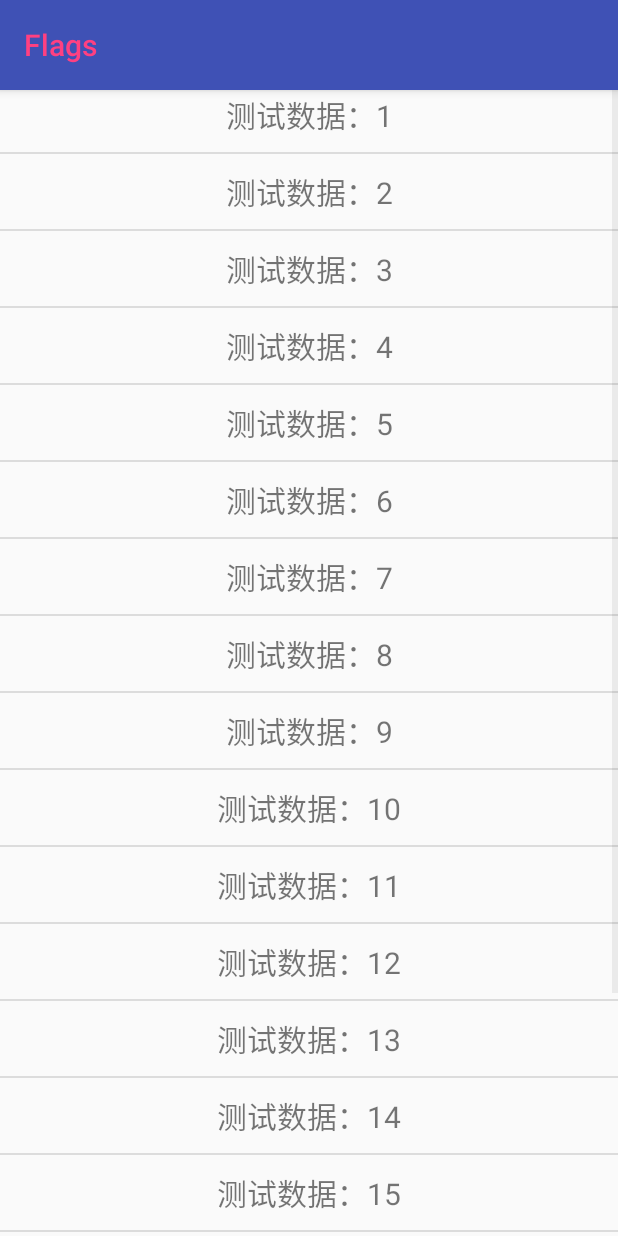
After one commit to authorRen/DailyWork, an Android app: the DiscoveryActivity screen opened directly, with no data from a screen before it, on a phone screen of 412 x 824 dp. The commit adds this screen. Run offline under Robolectric (Android 15) with nearby library versions, the phone set to English and light mode, and no system bars.

Commit message:
[功能] BaseListAdapter封装

```diff
--- a/app/src/main/AndroidManifest.xml
+++ b/app/src/main/AndroidManifest.xml
@@ -20,8 +20,10 @@
         <activity android:name=".compant.SpannedActivity" />
         <activity
             android:name=".compant.ToolbarActivity"
-            android:theme="@style/AppTheme.NoActionBar"
-            ></activity>
+            android:theme="@style/AppTheme.NoActionBar" />
+        <activity
+            android:name=".compant.DiscoveryActivity"
+            android:theme="@style/AppTheme.NoActionBar"/>
     </application>
 
 </manifest>
--- /dev/null
+++ b/app/src/main/java/com/caiyi/dailywork/adapter/BaseListAdapter.java
@@ -0,0 +1,89 @@
+package com.caiyi.dailywork.adapter;
+
+import android.content.Context;
+import android.view.LayoutInflater;
+import android.widget.BaseAdapter;
+
+import java.util.ArrayList;
+import java.util.List;
+
+/**
+ * 基本List类型的Adapter
+ *
+ * Created by RZQ on 2017/4/20.
+ */
+
+public abstract class BaseListAdapter<T> extends BaseAdapter {
+    /** LayoutInflater */
+    private LayoutInflater mInflater;
+    /** 数据 */
+    private ArrayList<T> mDatas = new ArrayList<>();
+
+    /**
+     * Custructor
+     *
+     * @param inflater
+     *              LayoutInflater
+     */
+    public BaseListAdapter(LayoutInflater inflater) {
+        this.mInflater = inflater;
+    }
+
+    /**
+     * 更新数据
+     *
+     * @param datas
+     *              数据
+     * @param isAdd
+     *              true 添加到末尾 false 覆盖
+     */
+    public void updateData(List<T> datas, boolean isAdd) {
+        if (datas == null) {
+            return;
+        }
+        if (!isAdd) {
+            mDatas.clear();
+        }
+        mDatas.addAll(datas);
+        notifyDataSetChanged();
+    }
+
+    @Override
+    public int getCount() {
+        return mDatas.size();
+    }
+
+    @Override
+    public Object getItem(int position) {
+        return mDatas.get(position);
+    }
+
+    @Override
+    public long getItemId(int position) {
+        return position;
+    }
+
+    /**
+     *
+     * @return LayoutInflater
+     */
+    public LayoutInflater getmInflater() {
+        return mInflater;
+    }
+
+    /**
+     * @return Context
+     **/
+    public Context getContext() {
+        return mInflater == null ? null : mInflater.getContext();
+    }
+
+    /**
+     * @return 获取所有数据
+     **/
+    public ArrayList<T> getAllDatas() {
+        return mDatas;
+    }
+
+
+}
--- /dev/null
+++ b/app/src/main/java/com/caiyi/dailywork/adapter/DiscoveryListAdapter.java
@@ -0,0 +1,41 @@
+package com.caiyi.dailywork.adapter;
+
+import android.content.Context;
+import android.view.LayoutInflater;
+import android.view.View;
+import android.view.ViewGroup;
+import android.widget.TextView;
+
+import com.caiyi.dailywork.R;
+
+/**
+ * Created by RZQ on 2017/4/20.
+ */
+
+public class DiscoveryListAdapter extends BaseListAdapter<String> {
+
+    private final Context mContext;
+    /**
+     * Custructor
+     *
+     * @param inflater LayoutInflater
+     */
+    public DiscoveryListAdapter(LayoutInflater inflater) {
+        super(inflater);
+        mContext = getContext();
+    }
+
+    @Override
+    public View getView(int position, View convertView, ViewGroup viewGroup) {
+        if (convertView == null) {
+            convertView = LayoutInflater.from(mContext).inflate(R.layout.simple_list_item, viewGroup, false);
+        }
+        TextView textView = ViewHolder.get(convertView, R.id.tv_item);
+
+        final String text = getAllDatas().get(position);
+        if (text != null) {
+            textView.setText(text);
+        }
+        return convertView;
+    }
+}
--- /dev/null
+++ b/app/src/main/java/com/caiyi/dailywork/adapter/ViewHolder.java
@@ -0,0 +1,50 @@
+package com.caiyi.dailywork.adapter;
+
+import android.text.Spannable;
+import android.util.SparseArray;
+import android.view.View;
+
+/**
+ * Created by RZQ on 2017/4/20.
+ */
+
+public class ViewHolder {
+    /** Constructor */
+    private ViewHolder() {}
+
+    /**
+     *
+     * 在adapter 的getView()方法中可以直接以如下方式使用：
+     *
+     * <pre>
+     * if (convertView == null) {
+     *     convertView = LayoutInflater.from(context).inflate(R.layout.list_test, parent, false);
+     * }
+     *
+     * ImageView ivLogo = ViewHolder.get(convertView, R.id.logo);
+     *   ...
+     * </pre>
+     *
+     * @param view
+     *            convertView
+     * @param resId
+     *            资源id
+     * @param <T>
+     *            resId对应的View
+     * @return resId对应的View
+     */
+    @SuppressWarnings("unchecked")
+    public static <T extends View> T get(View view, int resId) {
+        SparseArray<View> viewHolder = (SparseArray<View>) view.getTag();
+        if (viewHolder == null) {
+            viewHolder = new SparseArray<>();
+            view.setTag(viewHolder);
+        }
+        View childView = viewHolder.get(resId);
+        if (childView == null) {
+            childView = view.findViewById(resId);
+            viewHolder.put(resId, childView);
+        }
+        return (T) childView;
+    }
+}
--- /dev/null
+++ b/app/src/main/java/com/caiyi/dailywork/compant/DiscoveryActivity.java
@@ -0,0 +1,59 @@
+package com.caiyi.dailywork.compant;
+
+import android.support.v7.app.AppCompatActivity;
+import android.os.Bundle;
+import android.view.View;
+import android.widget.AdapterView;
+import android.widget.ArrayAdapter;
+import android.widget.ListView;
+
+import com.caiyi.dailywork.R;
+import com.caiyi.dailywork.adapter.DiscoveryListAdapter;
+
+import java.util.ArrayList;
+import java.util.List;
+
+public class DiscoveryActivity extends BaseActivity {
+
+    private ListView mListView;
+
+    private DiscoveryListAdapter adapter;
+
+    @Override
+    protected void onCreate(Bundle savedInstanceState) {
+        super.onCreate(savedInstanceState);
+        setContentView(R.layout.activity_discovery);
+
+        initView();
+
+        initAdapterData();
+    }
+
+    private void initAdapterData() {
+        adapter.updateData(initData(), true);
+    }
+
+    private List<String> initData() {
+        List<String> data = new ArrayList<String>();
+        for (int i = 0; i < 20; i++) {
+            data.add("测试数据：" + i);
+        }
+        return data;
+    }
+
+    private void initView() {
+        mListView = ((ListView) findViewById(R.id.lv_discovery));
+//        ArrayAdapter<String> adapter = new ArrayAdapter<String>(this, R.layout.simple_list_item, initData());
+        adapter = new DiscoveryListAdapter(this.getLayoutInflater());
+        mListView.setAdapter(adapter);
+
+        mListView.setOnItemClickListener(new AdapterView.OnItemClickListener() {
+            @Override
+            public void onItemClick(AdapterView<?> parent, View view, int position, long id) {
+                showToast(initData().get(position));
+            }
+        });
+    }
+
+
+}
--- a/app/src/main/java/com/caiyi/dailywork/compant/MainActivity.java
+++ b/app/src/main/java/com/caiyi/dailywork/compant/MainActivity.java
@@ -13,7 +13,6 @@ import com.caiyi.dailywork.R;
 public class MainActivity extends BaseActivity implements View.OnClickListener{
 
     private TextView tvResolution;
-    private Button btnPress;
     /** 获取手机屏幕分辨率相关类*/
     private DisplayMetrics dm;
 
@@ -23,16 +22,13 @@ public class MainActivity extends BaseActivity implements View.OnClickListener{
         setContentView(R.layout.activity_main);
         initView();
 
-        setViewClickListeners(R.id.btn_span, R.id.btn_toolbar);
+        setViewClickListeners(R.id.btn_press, R.id.btn_span, R.id.btn_toolbar, R.id.btn_floating, R.id.btn_discovery);
 
     }
 
     private void initView() {
         tvResolution = (TextView) findViewById(R.id.tv_resolution);
-        btnPress = (Button) findViewById(R.id.btn_press);
-        btnPress.setOnClickListener(this);
 
-        findViewById(R.id.btn_floating).setOnClickListener(this);
     }
 
     @Override
@@ -49,6 +45,9 @@ public class MainActivity extends BaseActivity implements View.OnClickListener{
                 break;
             case R.id.btn_toolbar:
                 openActivity(ToolbarActivity.class);
+                break;
+            case R.id.btn_discovery:
+                openActivity(DiscoveryActivity.class);
                 break;
             default:
                 break;
--- /dev/null
+++ b/app/src/main/res/layout/activity_discovery.xml
@@ -0,0 +1,33 @@
+<?xml version="1.0" encoding="utf-8"?>
+<!--最外层是支持嵌套滑动的CoordinatorLayout-->
+<android.support.design.widget.CoordinatorLayout xmlns:android="http://schemas.android.com/apk/res/android"
+    android:layout_width="match_parent"
+    android:layout_height="match_parent"
+    xmlns:app="http://schemas.android.com/apk/res-auto"
+    android:orientation="vertical">
+
+    <android.support.design.widget.AppBarLayout
+        android:id="@+id/appbar"
+        android:layout_width="match_parent"
+        android:layout_height="wrap_content">
+
+        <android.support.v7.widget.Toolbar
+            android:layout_width="match_parent"
+            android:layout_height="60dp"
+            app:titleTextColor="@color/colorAccent"
+            app:title="Flags"
+            app:layout_scrollFlags="scroll|enterAlways">
+
+        </android.support.v7.widget.Toolbar>
+
+    </android.support.design.widget.AppBarLayout>
+
+    <ListView
+        android:id="@+id/lv_discovery"
+        android:layout_width="match_parent"
+        android:layout_height="match_parent">
+    </ListView>
+
+
+
+</android.support.design.widget.CoordinatorLayout>
--- a/app/src/main/res/layout/activity_main.xml
+++ b/app/src/main/res/layout/activity_main.xml
@@ -42,5 +42,11 @@
         android:layout_width="match_parent"
         android:layout_height="wrap_content" />
 
+    <Button
+        android:id="@+id/btn_discovery"
+        android:text="发现"
+        android:layout_width="match_parent"
+        android:layout_height="wrap_content" />
+
 
 </LinearLayout>
--- /dev/null
+++ b/app/src/main/res/layout/simple_list_item.xml
@@ -0,0 +1,8 @@
+<?xml version="1.0" encoding="utf-8"?>
+
+<TextView xmlns:android="http://schemas.android.com/apk/res/android"
+    android:id="@+id/tv_item"
+    android:layout_width="match_parent"
+    android:layout_height="50dp"
+    android:gravity="center"
+    android:textSize="20dp" />
```
